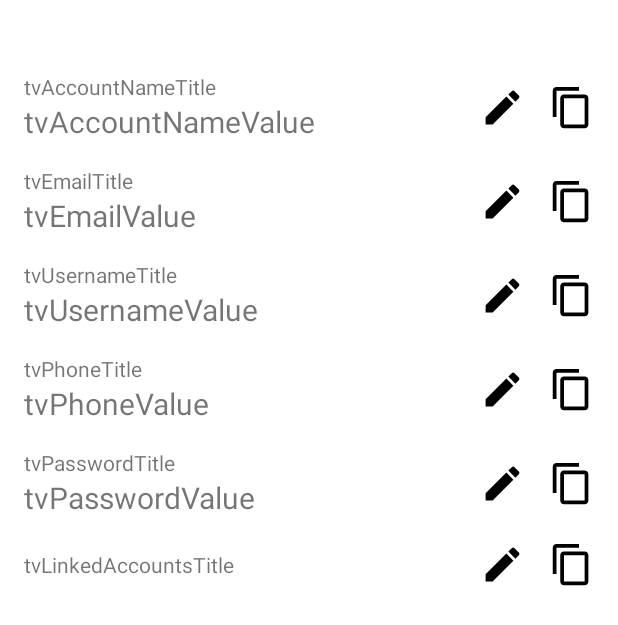
After one commit to shiyao821/password_manager_android, an Android app: the layout activity_account_details.xml on its own in the app's theme, with its tools: preview values and no code run, on a phone screen of 412 x 824 dp. The commit adds this screen. Shown: the top 625 px of the screen. Run offline under Robolectric (Android 15) with nearby library versions, the phone set to English and light mode, and no system bars.

Commit message:
add: Account Details UI xml

```diff
--- /dev/null
+++ b/app/src/main/java/com/example/passwordmanagerv1/AccountDetails.kt
@@ -0,0 +1,11 @@
+package com.example.passwordmanagerv1
+
+import androidx.appcompat.app.AppCompatActivity
+import android.os.Bundle
+
+class AccountDetails : AppCompatActivity() {
+    override fun onCreate(savedInstanceState: Bundle?) {
+        super.onCreate(savedInstanceState)
+        setContentView(R.layout.activity_account_details)
+    }
+}
--- /dev/null
+++ b/app/src/main/res/drawable/ic_baseline_content_copy_24.xml
@@ -0,0 +1,5 @@
+<vector android:height="24dp" android:tint="#000000"
+    android:viewportHeight="24" android:viewportWidth="24"
+    android:width="24dp" xmlns:android="http://schemas.android.com/apk/res/android">
+    <path android:fillColor="@android:color/white" android:pathData="M16,1L4,1c-1.1,0 -2,0.9 -2,2v14h2L4,3h12L16,1zM19,5L8,5c-1.1,0 -2,0.9 -2,2v14c0,1.1 0.9,2 2,2h11c1.1,0 2,-0.9 2,-2L21,7c0,-1.1 -0.9,-2 -2,-2zM19,21L8,21L8,7h11v14z"/>
+</vector>
--- /dev/null
+++ b/app/src/main/res/drawable/ic_baseline_edit_24.xml
@@ -0,0 +1,5 @@
+<vector android:height="24dp" android:tint="#000000"
+    android:viewportHeight="24" android:viewportWidth="24"
+    android:width="24dp" xmlns:android="http://schemas.android.com/apk/res/android">
+    <path android:fillColor="@android:color/white" android:pathData="M3,17.25V21h3.75L17.81,9.94l-3.75,-3.75L3,17.25zM20.71,7.04c0.39,-0.39 0.39,-1.02 0,-1.41l-2.34,-2.34c-0.39,-0.39 -1.02,-0.39 -1.41,0l-1.83,1.83 3.75,3.75 1.83,-1.83z"/>
+</vector>
--- /dev/null
+++ b/app/src/main/res/layout/account_button.xml
@@ -0,0 +1,13 @@
+<?xml version="1.0" encoding="utf-8"?>
+<LinearLayout xmlns:android="http://schemas.android.com/apk/res/android"
+    android:layout_width="wrap_content"
+    android:layout_height="wrap_content"
+    android:gravity="center">
+
+    <Button
+        android:id="@+id/btnAccountName"
+        android:layout_width="wrap_content"
+        android:layout_height="wrap_content"
+        android:layout_weight="1"
+        android:text="Button" />
+</LinearLayout>
--- /dev/null
+++ b/app/src/main/res/layout/activity_account_details.xml
@@ -0,0 +1,407 @@
+<?xml version="1.0" encoding="utf-8"?>
+<androidx.constraintlayout.widget.ConstraintLayout xmlns:android="http://schemas.android.com/apk/res/android"
+    xmlns:app="http://schemas.android.com/apk/res-auto"
+    xmlns:tools="http://schemas.android.com/tools"
+    android:layout_width="match_parent"
+    android:layout_height="match_parent"
+    tools:context=".AccountDetailsActivity">
+
+    <androidx.constraintlayout.widget.ConstraintLayout
+        android:id="@+id/llAccountName"
+        android:layout_width="match_parent"
+        android:layout_height="wrap_content"
+        android:layout_marginTop="48dp"
+        app:layout_constraintTop_toTopOf="parent"
+        tools:layout_editor_absoluteX="16dp">
+
+        <LinearLayout
+            android:layout_width="0dp"
+            android:layout_height="wrap_content"
+            android:layout_marginStart="16dp"
+            android:layout_marginEnd="16dp"
+            android:orientation="vertical"
+            app:layout_constraintBottom_toBottomOf="parent"
+            app:layout_constraintEnd_toStartOf="@+id/ivAccountNameEdit"
+            app:layout_constraintStart_toStartOf="parent"
+            app:layout_constraintTop_toTopOf="parent">
+
+            <TextView
+                android:id="@+id/tvAccountNameTitle"
+                android:layout_width="wrap_content"
+                android:layout_height="wrap_content"
+                android:text="TextView"
+                android:textSize="@dimen/account_details_field_title_text_size"
+                tools:text="tvAccountNameTitle" />
+
+            <TextView
+                android:id="@+id/tvAccountNameValue"
+                android:layout_width="wrap_content"
+                android:layout_height="wrap_content"
+                android:ellipsize="end"
+                android:maxLines="1"
+                android:text="TextView"
+                android:textSize="@dimen/account_details_field_value_text_size"
+                tools:text="tvAccountNameValue" />
+        </LinearLayout>
+
+        <ImageView
+            android:id="@+id/ivAccountNameEdit"
+            android:layout_width="30dp"
+            android:layout_height="30dp"
+            android:layout_marginEnd="16dp"
+            app:layout_constraintBottom_toBottomOf="parent"
+            app:layout_constraintEnd_toStartOf="@+id/ivAccountNameCopy"
+            app:layout_constraintTop_toTopOf="parent"
+            app:srcCompat="@drawable/ic_baseline_edit_24"
+            tools:srcCompat="@drawable/ic_baseline_edit_24" />
+
+        <ImageView
+            android:id="@+id/ivAccountNameCopy"
+            android:layout_width="30dp"
+            android:layout_height="30dp"
+            android:layout_marginEnd="16dp"
+            app:layout_constraintBottom_toBottomOf="parent"
+            app:layout_constraintEnd_toEndOf="parent"
+            app:layout_constraintTop_toTopOf="parent"
+            app:srcCompat="@drawable/ic_baseline_content_copy_24"
+            tools:srcCompat="@drawable/ic_baseline_content_copy_24" />
+
+    </androidx.constraintlayout.widget.ConstraintLayout>
+
+    <androidx.constraintlayout.widget.ConstraintLayout
+        android:id="@+id/llEmail"
+        android:layout_width="match_parent"
+        android:layout_height="wrap_content"
+        android:layout_marginTop="@dimen/account_details_fields_height_gap"
+        app:layout_constraintTop_toBottomOf="@+id/llAccountName"
+        tools:layout_editor_absoluteX="0dp">
+
+        <LinearLayout
+            android:layout_width="0dp"
+            android:layout_height="wrap_content"
+            android:layout_marginStart="16dp"
+            android:layout_marginEnd="16dp"
+            android:orientation="vertical"
+            app:layout_constraintBottom_toBottomOf="parent"
+            app:layout_constraintEnd_toStartOf="@+id/ivEmailEdit"
+            app:layout_constraintStart_toStartOf="parent"
+            app:layout_constraintTop_toTopOf="parent">
+
+            <TextView
+                android:id="@+id/tvEmailTitle"
+                android:layout_width="wrap_content"
+                android:layout_height="wrap_content"
+                android:text="TextView"
+                android:textSize="@dimen/account_details_field_title_text_size"
+                tools:text="tvEmailTitle" />
+
+            <TextView
+                android:id="@+id/tvEmailValue"
+                android:layout_width="wrap_content"
+                android:layout_height="wrap_content"
+                android:ellipsize="end"
+                android:maxLines="1"
+                android:text="TextView"
+                android:textSize="@dimen/account_details_field_value_text_size"
+                tools:text="tvEmailValue" />
+        </LinearLayout>
+
+        <ImageView
+            android:id="@+id/ivEmailEdit"
+            android:layout_width="30dp"
+            android:layout_height="30dp"
+            android:layout_marginEnd="16dp"
+            app:layout_constraintBottom_toBottomOf="parent"
+            app:layout_constraintEnd_toStartOf="@+id/ivEmailCopy"
+            app:layout_constraintTop_toTopOf="parent"
+            app:srcCompat="@drawable/ic_baseline_edit_24"
+            tools:srcCompat="@drawable/ic_baseline_edit_24" />
+
+        <ImageView
+            android:id="@+id/ivEmailCopy"
+            android:layout_width="30dp"
+            android:layout_height="30dp"
+            android:layout_marginEnd="16dp"
+            app:layout_constraintBottom_toBottomOf="parent"
+            app:layout_constraintEnd_toEndOf="parent"
+            app:layout_constraintTop_toTopOf="parent"
+            app:srcCompat="@drawable/ic_baseline_content_copy_24"
+            tools:srcCompat="@drawable/ic_baseline_content_copy_24" />
+
+    </androidx.constraintlayout.widget.ConstraintLayout>
+
+    <androidx.constraintlayout.widget.ConstraintLayout
+        android:id="@+id/llUsername"
+        android:layout_width="match_parent"
+        android:layout_height="wrap_content"
+        android:layout_marginTop="@dimen/account_details_fields_height_gap"
+        app:layout_constraintTop_toBottomOf="@+id/llEmail">
+
+        <LinearLayout
+            android:layout_width="0dp"
+            android:layout_height="wrap_content"
+            android:layout_marginStart="16dp"
+            android:layout_marginEnd="16dp"
+            android:orientation="vertical"
+            app:layout_constraintBottom_toBottomOf="parent"
+            app:layout_constraintEnd_toStartOf="@+id/ivUsernameEdit"
+            app:layout_constraintStart_toStartOf="parent"
+            app:layout_constraintTop_toTopOf="parent">
+
+            <TextView
+                android:id="@+id/tvUsernameTitle"
+                android:layout_width="wrap_content"
+                android:layout_height="wrap_content"
+                android:text="TextView"
+                android:textSize="@dimen/account_details_field_title_text_size"
+                tools:text="tvUsernameTitle" />
+
+            <TextView
+                android:id="@+id/tvUsernameValue"
+                android:layout_width="wrap_content"
+                android:layout_height="wrap_content"
+                android:ellipsize="end"
+                android:maxLines="1"
+                android:text="TextView"
+                android:textSize="@dimen/account_details_field_value_text_size"
+                tools:text="tvUsernameValue" />
+        </LinearLayout>
+
+        <ImageView
+            android:id="@+id/ivUsernameEdit"
+            android:layout_width="30dp"
+            android:layout_height="30dp"
+            android:layout_alignEnd="@id/ivUsernameCopy"
+            android:layout_marginEnd="16dp"
+            app:layout_constraintBottom_toBottomOf="parent"
+            app:layout_constraintEnd_toStartOf="@+id/ivUsernameCopy"
+            app:layout_constraintTop_toTopOf="parent"
+            app:srcCompat="@drawable/ic_baseline_edit_24"
+            tools:srcCompat="@drawable/ic_baseline_edit_24" />
+
+        <ImageView
+            android:id="@+id/ivUsernameCopy"
+            android:layout_width="30dp"
+            android:layout_height="30dp"
+            android:layout_marginEnd="16dp"
+            app:layout_constraintBottom_toBottomOf="parent"
+            app:layout_constraintEnd_toEndOf="parent"
+            app:layout_constraintTop_toTopOf="parent"
+            app:srcCompat="@drawable/ic_baseline_content_copy_24"
+            tools:srcCompat="@drawable/ic_baseline_content_copy_24" />
+
+    </androidx.constraintlayout.widget.ConstraintLayout>
+
+    <androidx.constraintlayout.widget.ConstraintLayout
+        android:id="@+id/llPhone"
+        android:layout_width="match_parent"
+        android:layout_height="wrap_content"
+        android:layout_marginTop="@dimen/account_details_fields_height_gap"
+        app:layout_constraintTop_toBottomOf="@+id/llUsername"
+        tools:layout_editor_absoluteX="0dp">
+
+        <LinearLayout
+            android:layout_width="0dp"
+            android:layout_height="wrap_content"
+            android:layout_marginStart="16dp"
+            android:layout_marginEnd="16dp"
+            android:orientation="vertical"
+            app:layout_constraintBottom_toBottomOf="parent"
+            app:layout_constraintEnd_toStartOf="@+id/ivPhoneEdit"
+            app:layout_constraintStart_toStartOf="parent"
+            app:layout_constraintTop_toTopOf="parent">
+
+            <TextView
+                android:id="@+id/tvPhoneTitle"
+                android:layout_width="wrap_content"
+                android:layout_height="wrap_content"
+                android:text="TextView"
+                android:textSize="@dimen/account_details_field_title_text_size"
+                tools:text="tvPhoneTitle" />
+
+            <TextView
+                android:id="@+id/tvPhoneValue"
+                android:layout_width="wrap_content"
+                android:layout_height="wrap_content"
+                android:ellipsize="end"
+                android:maxLines="1"
+                android:text="TextView"
+                android:textSize="@dimen/account_details_field_value_text_size"
+                tools:text="tvPhoneValue" />
+        </LinearLayout>
+
+        <ImageView
+            android:id="@+id/ivPhoneEdit"
+            android:layout_width="30dp"
+            android:layout_height="30dp"
+            android:layout_alignEnd="@id/ivPhoneCopy"
+            android:layout_marginEnd="16dp"
+            app:layout_constraintBottom_toBottomOf="parent"
+            app:layout_constraintEnd_toStartOf="@+id/ivPhoneCopy"
+            app:layout_constraintTop_toTopOf="parent"
+            app:srcCompat="@drawable/ic_baseline_edit_24"
+            tools:srcCompat="@drawable/ic_baseline_edit_24" />
+
+        <ImageView
+            android:id="@+id/ivPhoneCopy"
+            android:layout_width="30dp"
+            android:layout_height="30dp"
+            android:layout_marginEnd="16dp"
+            app:layout_constraintBottom_toBottomOf="parent"
+            app:layout_constraintEnd_toEndOf="parent"
+            app:layout_constraintTop_toTopOf="parent"
+            app:srcCompat="@drawable/ic_baseline_content_copy_24"
+            tools:srcCompat="@drawable/ic_baseline_content_copy_24" />
+
+    </androidx.constraintlayout.widget.ConstraintLayout>
+
+    <androidx.constraintlayout.widget.ConstraintLayout
+        android:id="@+id/llPassword"
+        android:layout_width="match_parent"
+        android:layout_height="wrap_content"
+        android:layout_marginTop="@dimen/account_details_fields_height_gap"
+        app:layout_constraintTop_toBottomOf="@+id/llPhone"
+        tools:layout_editor_absoluteX="0dp">
+
+        <LinearLayout
+            android:layout_width="0dp"
+            android:layout_height="wrap_content"
+            android:layout_marginStart="16dp"
+            android:layout_marginEnd="16dp"
+            android:orientation="vertical"
+            app:layout_constraintBottom_toBottomOf="parent"
+            app:layout_constraintEnd_toStartOf="@+id/ivPasswordEdit"
+            app:layout_constraintStart_toStartOf="parent"
+            app:layout_constraintTop_toTopOf="parent">
+
+            <TextView
+                android:id="@+id/tvPasswordTitle"
+                android:layout_width="wrap_content"
+                android:layout_height="wrap_content"
+                android:text="TextView"
+                android:textSize="@dimen/account_details_field_title_text_size"
+                tools:text="tvPasswordTitle" />
+
+            <TextView
+                android:id="@+id/tvPasswordValue"
+                android:layout_width="wrap_content"
+                android:layout_height="wrap_content"
+                android:ellipsize="end"
+                android:maxLines="1"
+                android:text="TextView"
+                android:textSize="@dimen/account_details_field_value_text_size"
+                tools:text="tvPasswordValue" />
+        </LinearLayout>
+
+        <ImageView
+            android:id="@+id/ivPasswordEdit"
+            android:layout_width="30dp"
+            android:layout_height="30dp"
+            android:layout_alignEnd="@id/ivPasswordCopy"
+            android:layout_marginEnd="16dp"
+            app:layout_constraintBottom_toBottomOf="parent"
+            app:layout_constraintEnd_toStartOf="@+id/ivPasswordCopy"
+            app:layout_constraintTop_toTopOf="parent"
+            app:srcCompat="@drawable/ic_baseline_edit_24"
+            tools:srcCompat="@drawable/ic_baseline_edit_24" />
+
+        <ImageView
+            android:id="@+id/ivPasswordCopy"
+            android:layout_width="30dp"
+            android:layout_height="30dp"
+            android:layout_marginEnd="16dp"
+            app:layout_constraintBottom_toBottomOf="parent"
+            app:layout_constraintEnd_toEndOf="parent"
+            app:layout_constraintTop_toTopOf="parent"
+            app:srcCompat="@drawable/ic_baseline_content_copy_24"
+            tools:srcCompat="@drawable/ic_baseline_content_copy_24" />
+
+    </androidx.constraintlayout.widget.ConstraintLayout>
+
+    <androidx.constraintlayout.widget.ConstraintLayout
+        android:id="@+id/llLinkedAccounts"
+        android:layout_width="match_parent"
+        android:layout_height="wrap_content"
+        android:layout_marginTop="@dimen/account_details_fields_height_gap"
+        app:layout_constraintTop_toBottomOf="@+id/llPassword"
+        tools:layout_editor_absoluteX="0dp">
+
+        <LinearLayout
+            android:layout_width="0dp"
+            android:layout_height="wrap_content"
+            android:layout_marginStart="16dp"
+            android:layout_marginEnd="16dp"
+            android:orientation="vertical"
+            app:layout_constraintBottom_toBottomOf="parent"
+            app:layout_constraintEnd_toStartOf="@+id/ivLinkedAccountsEdit"
+            app:layout_constraintStart_toStartOf="parent"
+            app:layout_constraintTop_toTopOf="parent">
+
+            <TextView
+                android:id="@+id/tvLinkedAccountsTitle"
+                android:layout_width="wrap_content"
+                android:layout_height="wrap_content"
+                android:text="TextView"
+                android:textSize="@dimen/account_details_field_title_text_size"
+                tools:text="tvLinkedAccountsTitle" />
+
+            <androidx.recyclerview.widget.RecyclerView
+                android:layout_width="match_parent"
+                android:layout_height="match_parent"
+                tools:itemCount="2" />
+
+        </LinearLayout>
+
+        <ImageView
+            android:id="@+id/ivLinkedAccountsEdit"
+            android:layout_width="30dp"
+            android:layout_height="30dp"
+            android:layout_alignParentEnd="true"
+            android:layout_centerVertical="true"
+            android:layout_marginEnd="16dp"
+            app:layout_constraintBottom_toBottomOf="parent"
+            app:layout_constraintEnd_toStartOf="@+id/ivLinkedAccountsCopy"
+            app:layout_constraintTop_toTopOf="parent"
+            app:srcCompat="@drawable/ic_baseline_edit_24"
+            tools:srcCompat="@drawable/ic_baseline_edit_24" />
+
+        <ImageView
+            android:id="@+id/ivLinkedAccountsCopy"
+            android:layout_width="30dp"
+            android:layout_height="30dp"
+            android:layout_alignParentEnd="true"
+            android:layout_centerVertical="true"
+            android:layout_marginEnd="16dp"
+            app:layout_constraintBottom_toBottomOf="parent"
+            app:layout_constraintEnd_toEndOf="parent"
+            app:layout_constraintTop_toTopOf="parent"
+            app:srcCompat="@drawable/ic_baseline_content_copy_24"
+            tools:srcCompat="@drawable/ic_baseline_content_copy_24" />
+
+    </androidx.constraintlayout.widget.ConstraintLayout>
+
+    <View
+        android:id="@+id/divider"
+        android:layout_width="0dp"
+        android:layout_height="0dp"
+        android:layout_marginStart="16dp"
+        android:layout_marginTop="16dp"
+        android:layout_marginEnd="16dp"
+        android:background="?android:attr/listDivider"
+        app:layout_constraintEnd_toEndOf="parent"
+        app:layout_constraintStart_toStartOf="parent"
+        app:layout_constraintTop_toBottomOf="@+id/llLinkedAccounts" />
+
+    <androidx.recyclerview.widget.RecyclerView
+        android:layout_width="0dp"
+        android:layout_height="0dp"
+        android:layout_marginStart="16dp"
+        android:layout_marginEnd="16dp"
+        android:layout_marginTop="16dp"
+        android:layout_marginBottom="16dp"
+        app:layout_constraintTop_toBottomOf="@id/divider"
+        app:layout_constraintBottom_toBottomOf="parent"
+        app:layout_constraintEnd_toEndOf="parent"
+        app:layout_constraintStart_toStartOf="parent" />
+
+</androidx.constraintlayout.widget.ConstraintLayout>
--- a/app/src/main/res/layout/activity_security.xml
+++ b/app/src/main/res/layout/activity_security.xml
@@ -46,7 +46,7 @@
         android:layout_height="wrap_content"
         android:layout_marginStart="16dp"
         android:layout_marginEnd="16dp"
-        android:layout_marginBottom="24dp"
+        android:layout_marginBottom="16dp"
         android:text="Button"
         app:layout_constraintBottom_toBottomOf="parent"
         app:layout_constraintEnd_toEndOf="parent"
--- /dev/null
+++ b/app/src/main/res/layout/misc_field.xml
@@ -0,0 +1,48 @@
+<?xml version="1.0" encoding="utf-8"?>
+<androidx.constraintlayout.widget.ConstraintLayout xmlns:android="http://schemas.android.com/apk/res/android"
+    xmlns:app="http://schemas.android.com/apk/res-auto"
+    xmlns:tools="http://schemas.android.com/tools"
+    android:layout_width="match_parent"
+    android:layout_height="wrap_content">
+
+    <ImageView
+        android:id="@+id/ivAccountNameCopy2"
+        android:layout_width="30dp"
+        android:layout_height="30dp"
+        app:layout_constraintBottom_toBottomOf="parent"
+        app:layout_constraintEnd_toEndOf="parent"
+        app:layout_constraintTop_toTopOf="parent"
+        app:srcCompat="@drawable/ic_baseline_content_copy_24"
+        tools:srcCompat="@drawable/ic_baseline_content_copy_24" />
+
+    <ImageView
+        android:id="@+id/ivAccountNameEdit2"
+        android:layout_width="30dp"
+        android:layout_height="30dp"
+        android:layout_marginEnd="16dp"
+        app:layout_constraintBottom_toBottomOf="parent"
+        app:layout_constraintEnd_toStartOf="@+id/ivAccountNameCopy2"
+        app:layout_constraintTop_toTopOf="parent"
+        app:srcCompat="@drawable/ic_baseline_edit_24"
+        tools:srcCompat="@drawable/ic_baseline_edit_24" />
+
+    <TextView
+        android:id="@+id/tvMiscValue"
+        android:layout_width="0dp"
+        android:layout_height="wrap_content"
+        android:layout_marginEnd="16dp"
+        android:text="TextView"
+        android:textSize="@dimen/account_details_misc_field_value_text_size"
+        app:layout_constraintEnd_toStartOf="@+id/ivAccountNameEdit2"
+        app:layout_constraintStart_toStartOf="parent"
+        app:layout_constraintTop_toBottomOf="@+id/tvMiscTitle"
+        tools:text="tvMiscValue" />
+
+    <TextView
+        android:id="@+id/tvMiscTitle"
+        android:layout_width="wrap_content"
+        android:layout_height="wrap_content"
+        android:text="TextView"
+        android:textSize="@dimen/account_details_field_title_text_size"
+        tools:text="tvMiscTitle" />
+</androidx.constraintlayout.widget.ConstraintLayout>
--- /dev/null
+++ b/app/src/main/res/values/ui.xml
@@ -0,0 +1,8 @@
+<?xml version="1.0" encoding="utf-8"?>
+<resources>
+    <dimen name="account_details_field_title_text_size">14sp</dimen>
+    <dimen name="account_details_field_value_text_size">20sp</dimen>
+    <dimen name="account_details_misc_field_value_text_size">16sp</dimen>
+    <dimen name="account_details_fields_height_gap">16dp</dimen>
+
+</resources>
```
Also changed, not shown: app/src/main/AndroidManifest.xml (+12 -5 lines).
